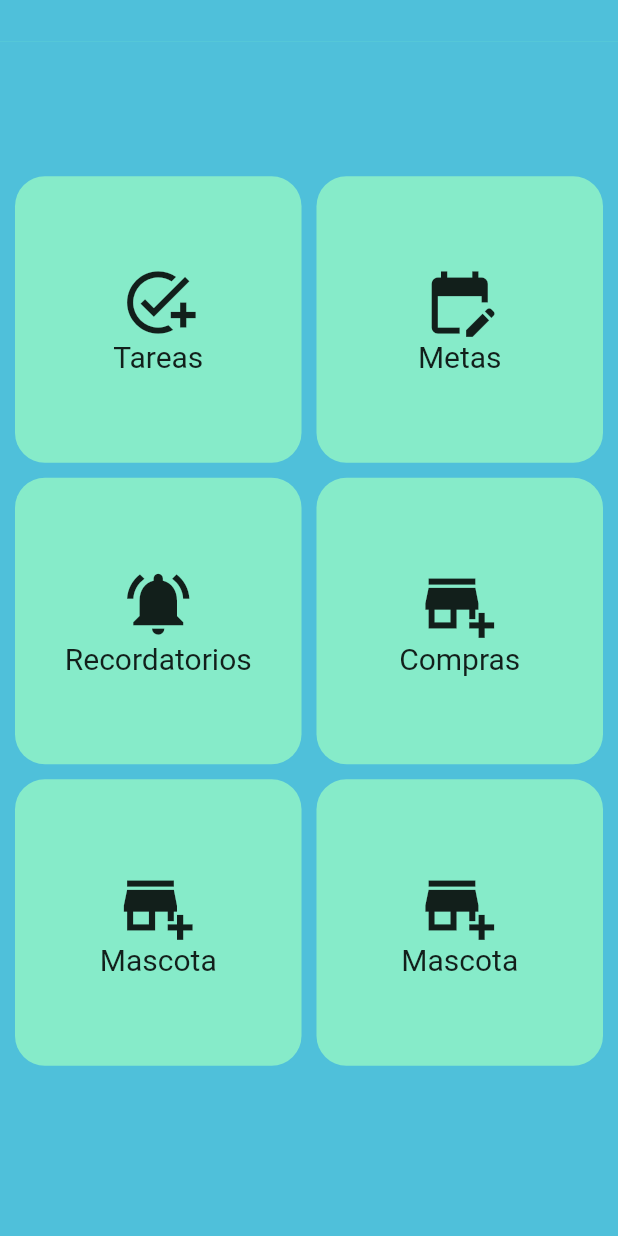
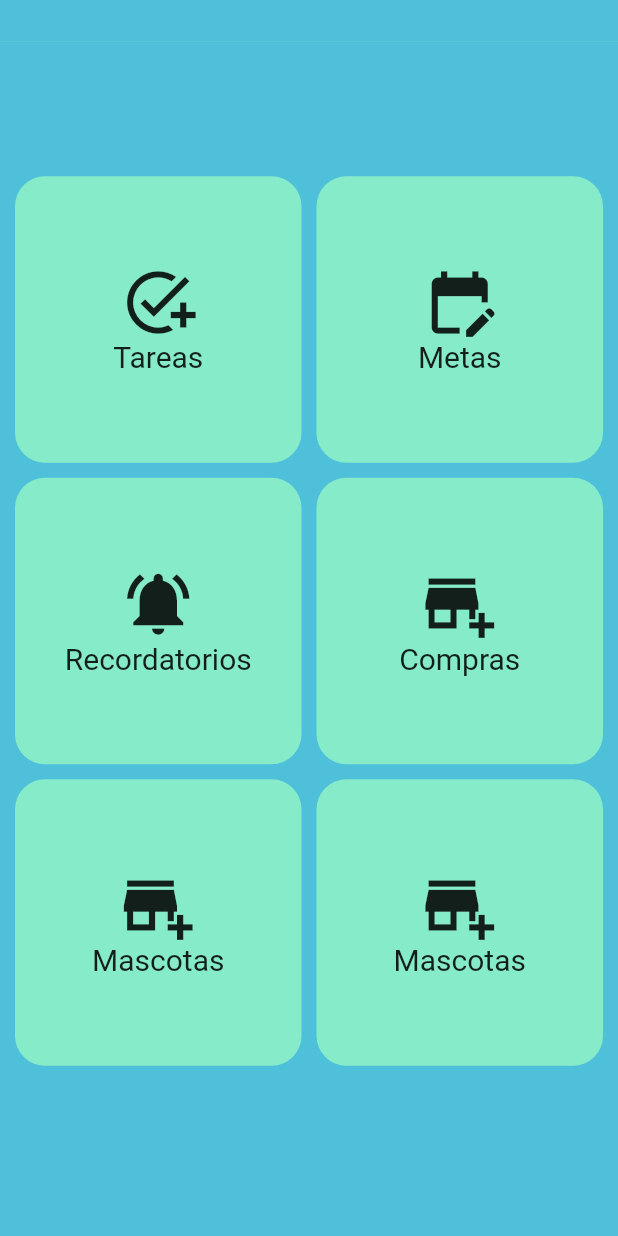
Before and after one commit to teoCV333/self_growth_app, a Flutter app: the screen it shows after launch, scrolled down 576 dp, on a phone screen of 412 x 824 dp. Run offline on Flutter 3.47's test engine with Material 2 defaults, Android fonts, the phone set to English and light mode, and no system bars; our stand-ins replace go_router.

```diff
--- /dev/null
+++ b/lib/config/menu/app_menu.dart
@@ -0,0 +1,46 @@
+import 'package:flutter/material.dart';
+
+class MenuHome {
+  final String title;
+  final String link;
+  final IconData icon;
+
+  const MenuHome({
+    required this.title,
+    required this.link,
+    required this.icon,
+  });
+}
+
+const menuHomeOptions = <MenuHome>[
+  MenuHome(
+    icon: Icons.add_task,
+    link: "/tasks",
+    title: "Tareas",
+  ),
+  MenuHome(
+    icon: Icons.edit_calendar,
+    link: "/goals",
+    title: "Metas",
+  ),
+  MenuHome(
+    icon: Icons.notifications_active,
+    link: "/reminders",
+    title: "Recordatorios",
+  ),
+  MenuHome(
+    icon: Icons.add_business,
+    link: "/shoppings",
+    title: "Compras",
+  ),
+  MenuHome(
+    icon: Icons.add_business,
+    link: "/petss",
+    title: "Mascotas",
+  ),
+  MenuHome(
+    icon: Icons.add_business,
+    link: "/pets_list_screen",
+    title: "Mascotas",
+  ),
+];
--- /dev/null
+++ b/lib/config/router/app_router.dart
@@ -0,0 +1,44 @@
+import 'package:go_router/go_router.dart';
+import 'package:self_growth_app/features/goals/presentation/screens/goals_menu_screen.dart';
+import 'package:self_growth_app/features/home/presentation/screens/home_screen.dart';
+import 'package:self_growth_app/features/pets/presentation/screens/pets_list_screen.dart';
+import 'package:self_growth_app/features/reminders/presentation/screens/reminders_menu_screen.dart';
+import 'package:self_growth_app/features/shoppings/presentation/screens/shoppings_menu_screen.dart';
+import 'package:self_growth_app/features/tasks/presentation/screens/tasks_menu_screen.dart';
+
+// GoRouter configuration
+final appRouter = GoRouter(
+  initialLocation: '/home',
+  routes: [
+    GoRoute(
+      name: HomeScreen.name,
+      path: '/home',
+      builder: (context, state) => const HomeScreen(),
+    ),
+    GoRoute(
+      name: TasksMenuScreen.name,
+      path: '/tasks',
+      builder: (context, state) => const TasksMenuScreen(),
+    ),
+    GoRoute(
+      name: GoalsMenuScreen.name,
+      path: '/goals',
+      builder: (context, state) => const GoalsMenuScreen(),
+    ),
+    GoRoute(
+      name: RemindersMenuScreen.name,
+      path: '/reminders',
+      builder: (context, state) => const RemindersMenuScreen(),
+    ),
+    GoRoute(
+      name: ShoppingsMenuScreen.name,
+      path: '/shoppings',
+      builder: (context, state) => const ShoppingsMenuScreen(),
+    ),
+    GoRoute(
+      name: PetsMenuScreen.name,
+      path: '/pets',
+      builder: (context, state) => const PetsMenuScreen(),
+    ),
+  ],
+);
--- a/lib/features/home/presentation/screens/home_screen.dart
+++ b/lib/features/home/presentation/screens/home_screen.dart
@@ -1,14 +1,11 @@
 import 'package:flutter/material.dart';
-import 'package:self_growth_app/features/goals/presentation/screens/goals_list_screen.dart';
-import 'package:self_growth_app/features/pets/presentation/screens/pets_list_screen.dart';
-import 'package:self_growth_app/features/reminders/presentation/screens/reminders_list_screen.dart';
-import 'package:self_growth_app/features/shoppings/presentation/screens/shoppings_list_screen.dart';
+import 'package:go_router/go_router.dart';
+import 'package:self_growth_app/config/menu/app_menu.dart';
+class HomeScreen extends StatelessWidget {
 
-import '../../../tasks/presentation/screens/tasks_list_screen.dart';
+  static const String name = 'home_screen';
 
-class HomeScreen extends StatelessWidget {
   const HomeScreen({super.key});
-
   @override
   Widget build(BuildContext context) {
     return Scaffold(
@@ -59,193 +56,58 @@ class Page2 extends StatelessWidget {
       child: Container(
         padding: const EdgeInsets.all(10.0),
         margin: const EdgeInsets.symmetric(vertical: 80),
-        child: GridView(
-          gridDelegate: const SliverGridDelegateWithFixedCrossAxisCount(crossAxisCount: 2, mainAxisSpacing: 10, crossAxisSpacing: 10),
-          physics: const NeverScrollableScrollPhysics(),
-          children: const [
-            BtnTask(),
-            BtnGoals(),
-            BtnReminder(),
-            BtnShopping(),
-            BtnPets(),
-            BtnPets(),
-          ],
-        ),
+        child: const MenuOptions(),
       ),
       );
   }
 }
 
-class BtnPets extends StatefulWidget {
-  const BtnPets({
+class MenuOptions extends StatelessWidget {
+  const MenuOptions({
     super.key,
   });
+
   @override
-  _btnPets createState() => _btnPets();
-}
-
-// ignore: camel_case_types
-class _btnPets extends State<BtnPets> {
-
-@override
   Widget build(BuildContext context) {
-    return GestureDetector(
-      onTap: () => {
-        Navigator.of(context).push(
-          MaterialPageRoute(builder: (context) => const PetssListScreen()),
-        ),
+    return GridView.builder(
+      gridDelegate: const SliverGridDelegateWithFixedCrossAxisCount(crossAxisCount: 2, mainAxisSpacing: 10, crossAxisSpacing: 10),
+      physics: const NeverScrollableScrollPhysics(),
+      itemCount: menuHomeOptions.length,
+      itemBuilder: (context, index) {
+        final menuHome = menuHomeOptions[index];
+       return GestureDetector(
+          onTap: () => {
+            context.push(menuHome.link)
+          },
+          child: Buttons(menuHome: menuHome),
+        );
       },
-      child: Container(
-        decoration: BoxDecoration(
-          color:const Color(0xff86EBC9),
-          borderRadius: BorderRadius.circular(20),
-          ),
-        child: const Column(
-          crossAxisAlignment: CrossAxisAlignment.center,
-          mainAxisAlignment: MainAxisAlignment.center,
-          children: [
-            Icon(Icons.add_business, size: 50),
-            Text('Mascota', style: TextStyle(fontSize: 20)),
-          ],
-        ),
-      ),
     );
   }
 }
 
-class BtnShopping extends StatefulWidget {
-  const BtnShopping({
+class Buttons extends StatelessWidget {
+  const Buttons({
     super.key,
+    required this.menuHome,
   });
-  @override
-  // ignore: library_private_types_in_public_api
-  _btnShopping createState() => _btnShopping();
-}
 
-// ignore: camel_case_types
-class _btnShopping extends State<BtnShopping> {
-  @override
-  Widget build(BuildContext context) {
-    bool isHovered = false;
-    return GestureDetector(
-      onTap: () => {
-        Navigator.of(context).push(
-          MaterialPageRoute(builder: (context) => const ShoppingsListScreen())
-        )
-      },
-      child: Container(
-        decoration: BoxDecoration(color: isHovered ? Colors.red : Color(0xff86EBC9),
-        borderRadius: BorderRadius.circular(20)),
-        child: const Column(
-          crossAxisAlignment: CrossAxisAlignment.center,
-          mainAxisAlignment: MainAxisAlignment.center,
-          children: [
-            Icon(Icons.add_business, size: 50),
-            Text('Compras', style: TextStyle(fontSize: 20)),
-          ],
-        ),
-      ),
-    );
-  }
-}
-
-class BtnGoals extends StatefulWidget {
-  const BtnGoals({
-    super.key,
-  });
-  @override
-  _btnGoals createState() => _btnGoals();
-}
-
-class _btnGoals extends State<BtnGoals> {
-  @override
-  Widget build(BuildContext context) {
-    bool isHovered = false;
-    return GestureDetector(
-      onTap: () => {
-        Navigator.of(context).push(
-          MaterialPageRoute(builder: (context) => const GoalsListScreen())
-        ),
-      },
-      child: Container(
-        decoration: BoxDecoration(color: isHovered ? Colors.red : Color(0xff86EBC9),
-        borderRadius: BorderRadius.circular(20)),
-        child: const Column(
-          crossAxisAlignment: CrossAxisAlignment.center,
-          mainAxisAlignment: MainAxisAlignment.center,
-          children: [
-            Icon(Icons.edit_calendar, size: 50),
-            Text('Metas', style: TextStyle(fontSize: 20)),
-          ],
-        ),
-      ),
-    );
-  }
- }
-
-class BtnReminder extends StatefulWidget {
-  const BtnReminder({super.key});
-   @override
-    _btnReminder createState()=> _btnReminder();
-}
-
-class _btnReminder extends State<BtnReminder> {
+  final MenuHome menuHome;
 
   @override
   Widget build(BuildContext context) {
-    bool isHovered = false;
-    return GestureDetector(
-      onTap: () => {
-        Navigator.of(context).push(
-          MaterialPageRoute(builder: (context) => const RemindersListScreen())
-        )
-      },
-      child: Container(
-        decoration: BoxDecoration(color: isHovered ? Colors.red : Color(0xff86EBC9),
-        borderRadius: BorderRadius.circular(20)),
-        child: const Column(
-          crossAxisAlignment: CrossAxisAlignment.center,
-          mainAxisAlignment: MainAxisAlignment.center,
-          children: [
-            Icon(Icons.notifications_active, size: 50),
-            Text('Recordatorios', style: TextStyle(fontSize: 20)),
-          ],
+    return Container(
+      decoration: BoxDecoration(
+        color:const Color(0xff86EBC9),
+        borderRadius: BorderRadius.circular(20),
         ),
-      ),
-    );
-  }
-}
-
-class BtnTask extends StatefulWidget {
-  const BtnTask({super.key});
-
-  @override
-  _btnTask createState() => _btnTask();
-}
-
-class _btnTask extends State<BtnTask> {
-
- bool isHovered = false;
-
-  @override
-  Widget build(BuildContext context) {
-    return GestureDetector(
-      onTap: () {
-        Navigator.of(context).push(
-          MaterialPageRoute(builder: (context) => const TasksListScreen())
-        );
-      },
-      child: Container(
-        decoration: BoxDecoration(color: isHovered ? Colors.red : Color(0xff86EBC9),
-        borderRadius: BorderRadius.circular(20)),
-        child: const Column(
-          crossAxisAlignment: CrossAxisAlignment.center,
-          mainAxisAlignment: MainAxisAlignment.center,
-          children: [
-            Icon(Icons.add_task,size: 50),
-            Text('Tareas',style: TextStyle(fontSize: 20)),
-          ],
-        ),
+      child: Column(
+        crossAxisAlignment: CrossAxisAlignment.center,
+        mainAxisAlignment: MainAxisAlignment.center,
+        children: [
+          Icon(menuHome.icon, size: 50),
+          Text(menuHome.title, style: const TextStyle(fontSize: 20)),
+        ],
       ),
     );
   }
--- a/lib/main.dart
+++ b/lib/main.dart
@@ -1,4 +1,5 @@
 import 'package:flutter/material.dart';
+import 'package:self_growth_app/config/router/app_router.dart';
 import 'package:self_growth_app/features/home/presentation/screens/home_screen.dart';
 
 void main() {
@@ -11,11 +12,10 @@ class MyApp extends StatelessWidget {
   // This widget is the root of your application.
   @override
   Widget build(BuildContext context) {
-    return MaterialApp(
+    return MaterialApp.router(
+      routerConfig: appRouter,
       debugShowCheckedModeBanner: false,
       title: 'Self Growth',
-      initialRoute: 'home_screen',
-      routes: {'home_screen': (_) => HomeScreen()},
     );
   }
 }
--- a/pubspec.yaml
+++ b/pubspec.yaml
@@ -35,6 +35,7 @@ dependencies:
   # Use with the CupertinoIcons class for iOS style icons.
   cupertino_icons: ^1.0.2
   http: ^0.13.6
+  go_router: ^10.2.0
 
 dev_dependencies:
   flutter_test:
```
Also changed, not shown: lib/features/goals/presentation/screens/goals_menu_screen.dart (renamed from lib/features/goals/presentation/screens/goals_list_screen.dart, +5 -2 lines), lib/features/pets/presentation/screens/pets_list_screen.dart (+5 -2 lines), lib/features/reminders/presentation/screens/reminders_menu_screen.dart (renamed from lib/features/reminders/presentation/screens/reminders_list_screen.dart, +5 -2 lines), lib/features/shoppings/presentation/screens/shoppings_list_screen.dart (deleted, +0 -25 lines), lib/features/shoppings/presentation/screens/shoppings_menu_screen.dart (renamed from lib/features/tasks/presentation/screens/tasks_list_screen.dart, +6 -3 lines), lib/features/tasks/presentation/screens/tasks_menu_screen.dart (added, +53 -0 lines).
